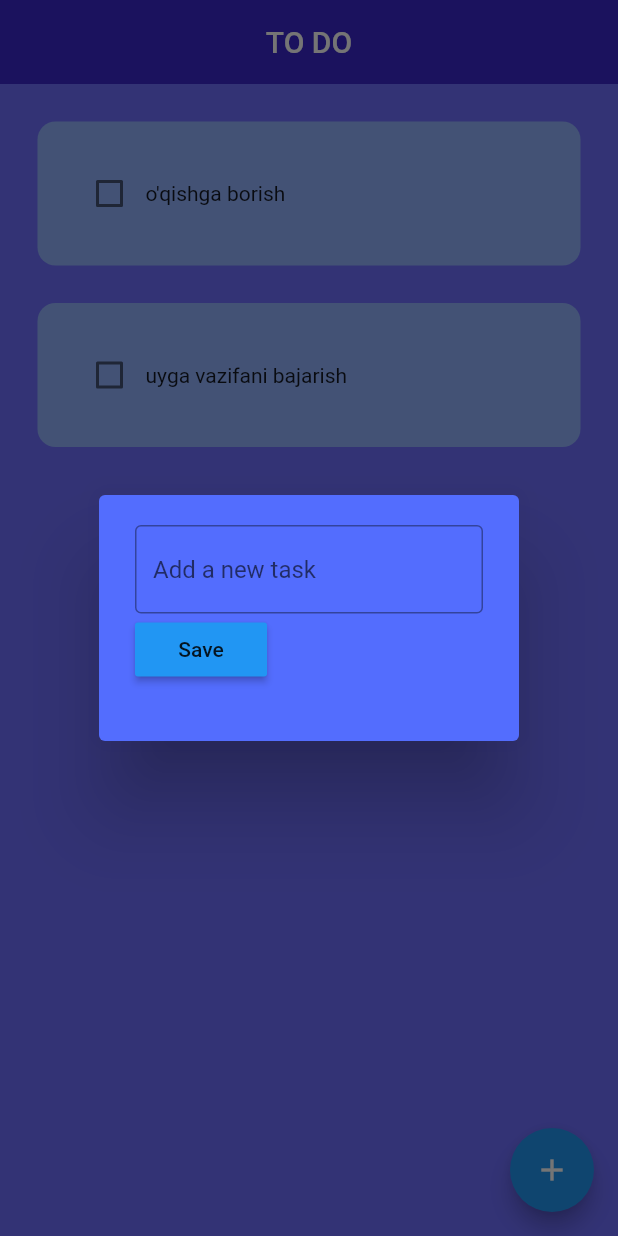
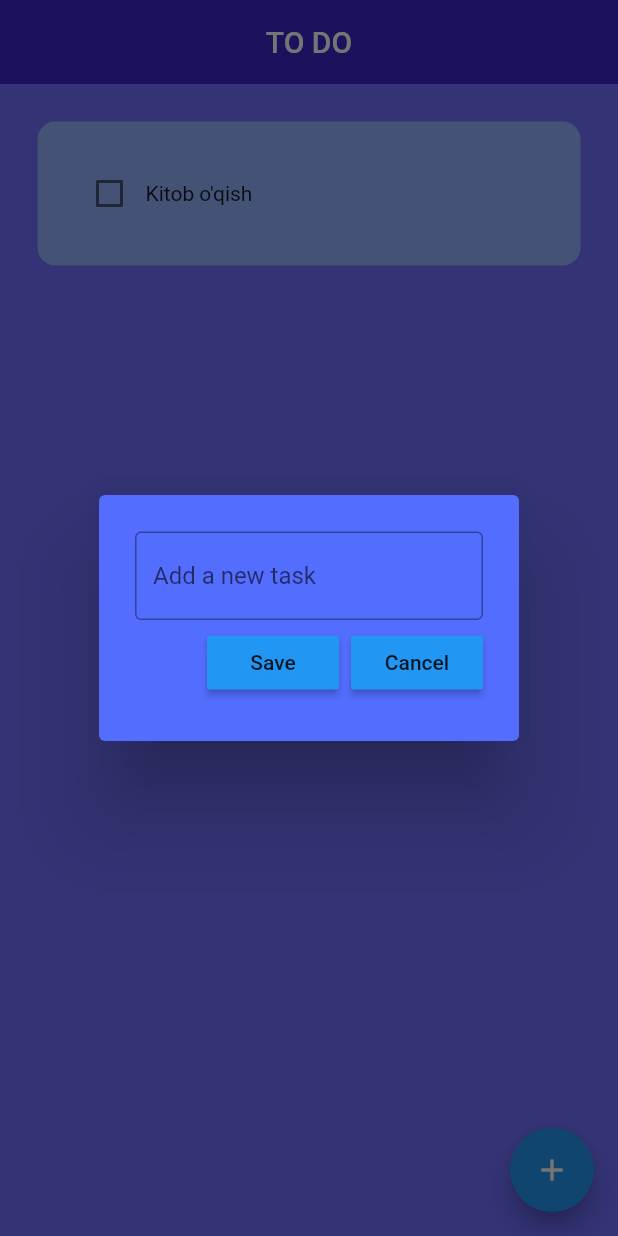
Before and after one commit to alimov18/todo2, a Flutter app: the screen it shows after launch, after a tap on the "add" icon, on a phone screen of 412 x 824 dp. Run offline on Flutter 3.47's test engine with Material 2 defaults, Android fonts, the phone set to English and light mode, and no system bars; drawn by our look-alikes of flutter_slidable; our stand-ins replace hive, hive_flutter; accounts and stored records are empty.

Commit message:
tugallangan commit

```diff
--- /dev/null
+++ b/lib/db/db_service.dart
@@ -0,0 +1,21 @@
+import 'package:hive/hive.dart';
+
+class ToDoDataBase {
+  List toDoList = [];
+
+  final _myBox = Hive.box('mybox');
+
+  void createInitialData() {
+    toDoList = [
+      ["Kitob o'qish", false],
+    ];
+  }
+
+  void loadData() {
+    toDoList = _myBox.get("TODOLIST");
+  }
+
+  void updateDataBase() {
+    _myBox.put("TODOLIST", toDoList);
+  }
+}
--- a/lib/main.dart
+++ b/lib/main.dart
@@ -1,10 +1,15 @@
 import 'package:app2/view/home_page.dart';
 import 'package:flutter/material.dart';
+import 'package:hive/hive.dart';
+import 'package:hive_flutter/adapters.dart';
 
-void main(List<String> args) {
-  runApp(myApp());
+void main(List<String> args) async {
+  await Hive.initFlutter();
+  var box = await Hive.openBox('mybox');
+  runApp(const myApp());
 }
 
+// ignore: camel_case_types
 class myApp extends StatefulWidget {
   const myApp({super.key});
 
@@ -12,15 +17,13 @@ class myApp extends StatefulWidget {
   State<myApp> createState() => _myAppState();
 }
 
+// ignore: camel_case_types
 class _myAppState extends State<myApp> {
   @override
   Widget build(BuildContext context) {
-    return MaterialApp(
+    return const MaterialApp(
       debugShowCheckedModeBanner: false,
       home: HomePage(),
-      // theme: ThemeData(
-      //   primarySwatch: Colors.indigo,
-      // ),
     );
   }
 }
--- a/lib/utils/dialog_box.dart
+++ b/lib/utils/dialog_box.dart
@@ -1,27 +1,43 @@
+import 'package:flutter/material.dart';
 import 'package:app2/utils/my_button.dart';
-import 'package:flutter/material.dart';
 
 class DialogBox extends StatelessWidget {
-  const DialogBox({super.key});
+  final TextEditingController controller;
+  VoidCallback onSave;
+  VoidCallback onCancel;
+
+  DialogBox(
+      {Key? key,
+      required this.controller,
+      required this.onSave,
+      required this.onCancel})
+      : super(key: key);
 
   @override
   Widget build(BuildContext context) {
     return AlertDialog(
       backgroundColor: Colors.indigoAccent,
-      content: Container(
+      content: SizedBox(
         height: 120,
         child: Column(
+          mainAxisAlignment: MainAxisAlignment.spaceEvenly,
           children: [
             TextField(
-              decoration: InputDecoration(
+              controller: controller,
+              decoration: const InputDecoration(
                 border: OutlineInputBorder(),
                 hintText: "Add a new task",
               ),
             ),
             Row(
+              mainAxisAlignment: MainAxisAlignment.end,
               children: [
                 //save button
-                MyButton(text: "Save", onPressed: () {})
+                MyButton(text: "Save", onPressed: onSave),
+                const SizedBox(
+                  width: 8,
+                ),
+                MyButton(text: "Cancel", onPressed: onCancel)
                 // Shu yerda to'xtatdi
                 //cancel button
               ],
--- a/lib/utils/my_button.dart
+++ b/lib/utils/my_button.dart
@@ -1,5 +1,6 @@
 import 'package:flutter/material.dart';
 
+// ignore: must_be_immutable
 class MyButton extends StatelessWidget {
   final String text;
   VoidCallback onPressed;
--- a/lib/utils/todo_tile.dart
+++ b/lib/utils/todo_tile.dart
@@ -1,4 +1,5 @@
 import 'package:flutter/material.dart';
+import 'package:flutter_slidable/flutter_slidable.dart';
 
 // ignore: must_be_immutable
 class ToDoTile extends StatelessWidget {
@@ -7,6 +8,7 @@ class ToDoTile extends StatelessWidget {
   final String taskName;
   final bool taskCompleted;
   Function(bool?)? onChanged;
+  Function(BuildContext)? deleteFunction;
 
 // Shu yergacha
 
@@ -14,12 +16,22 @@ class ToDoTile extends StatelessWidget {
       {super.key,
       required this.taskName,
       required this.taskCompleted,
-      required this.onChanged});
+      required this.onChanged,
+      required this.deleteFunction});
 
   @override
   Widget build(BuildContext context) {
     return Padding(
         padding: const EdgeInsets.only(left: 25.0, right: 25.0, top: 25.0),
+        child: Slidable(
+          endActionPane: ActionPane(motion: StretchMotion(), children: [
+            SlidableAction(
+              onPressed: deleteFunction,
+              icon: Icons.delete,
+              backgroundColor: Colors.red.shade300,
+              borderRadius: BorderRadius.circular(10),
+            )
+          ]),
           child: Container(
             padding: const EdgeInsets.all(24),
             decoration: BoxDecoration(
@@ -42,6 +54,7 @@ class ToDoTile extends StatelessWidget {
                 ),
               ],
             ),
+          ),
         ));
   }
 }
--- a/lib/view/home_page.dart
+++ b/lib/view/home_page.dart
@@ -1,6 +1,8 @@
+import 'package:app2/db/db_service.dart';
 import 'package:app2/utils/dialog_box.dart';
 import 'package:app2/utils/todo_tile.dart';
 import 'package:flutter/material.dart';
+import 'package:hive/hive.dart';
 
 class HomePage extends StatefulWidget {
   const HomePage({super.key});
@@ -10,17 +12,38 @@ class HomePage extends StatefulWidget {
 }
 
 class _HomePageState extends State<HomePage> {
-// Boshlanyapdi
+  ToDoDataBase db = ToDoDataBase();
+// Dasturga kirganda dbni check qiladi
+  @override
+  void initState() {
+    if (_myBox.get("TODOLIST") == null) {
+      db.createInitialData();
+    } else {
+      db.loadData();
+    }
+    super.initState();
+  }
 
-  List toDoList = [
-    ["o'qishga borish", false],
-    ["uyga vazifani bajarish", false]
-  ];
+  final _myBox = Hive.box('mybox');
 
   void checkBoxChanged(bool? value, int index) {
     setState(() {
-      toDoList[index][1] = !toDoList[index][1];
+      db.toDoList[index][1] = !db.toDoList[index][1];
     });
+    db.updateDataBase();
+  }
+
+  final _controller = TextEditingController();
+
+// Save New Task
+
+  void saveNewTask() {
+    setState(() {
+      db.toDoList.add([_controller.text, false]);
+      _controller.clear();
+    });
+    db.updateDataBase();
+    Navigator.of(context).pop();
   }
 
   // New task uchun funk
@@ -28,9 +51,23 @@ class _HomePageState extends State<HomePage> {
     showDialog(
         context: context,
         builder: (context) {
-          return DialogBox();
+          return DialogBox(
+            controller: _controller,
+            onSave: saveNewTask,
+            onCancel: () => Navigator.of(context).pop(),
+          );
         });
+    db.updateDataBase();
   }
+
+  void deleteTask(int index) {
+    setState(() {
+      db.toDoList.removeAt(index);
+    });
+    db.updateDataBase();
+  }
+
+  //text contoller
 
 // Tugadi
 
@@ -52,11 +89,13 @@ class _HomePageState extends State<HomePage> {
       body: ListView.builder(
         itemBuilder: (context, index) {
           return ToDoTile(
-              taskName: toDoList[index][0],
-              taskCompleted: toDoList[index][1],
-              onChanged: (value) => checkBoxChanged(value, index));
+            taskName: db.toDoList[index][0],
+            taskCompleted: db.toDoList[index][1],
+            onChanged: (value) => checkBoxChanged(value, index),
+            deleteFunction: (context) => deleteTask(index),
+          );
         },
-        itemCount: toDoList.length,
+        itemCount: db.toDoList.length,
       ),
     );
   }
--- a/pubspec.yaml
+++ b/pubspec.yaml
@@ -35,6 +35,9 @@ dependencies:
   # The following adds the Cupertino Icons font to your application.
   # Use with the CupertinoIcons class for iOS style icons.
   cupertino_icons: ^1.0.2
+  flutter_slidable: ^3.0.0
+  hive: ^2.2.3
+  hive_flutter: ^1.1.0
 
 dev_dependencies:
   flutter_test:
@@ -46,6 +49,8 @@ dev_dependencies:
   # package. See that file for information about deactivating specific lint
   # rules and activating additional ones.
   flutter_lints: ^2.0.0
+  hive_generator: ^2.0.0
+  build_runner: ^2.4.4
 
 # For information on the generic Dart part of this file, see the
 # following page: https://dart.dev/tools/pub/pubspec
```
Also changed, not shown: pubspec.lock, 1 other file. Lines whose indentation alone changed are shown as unchanged.
